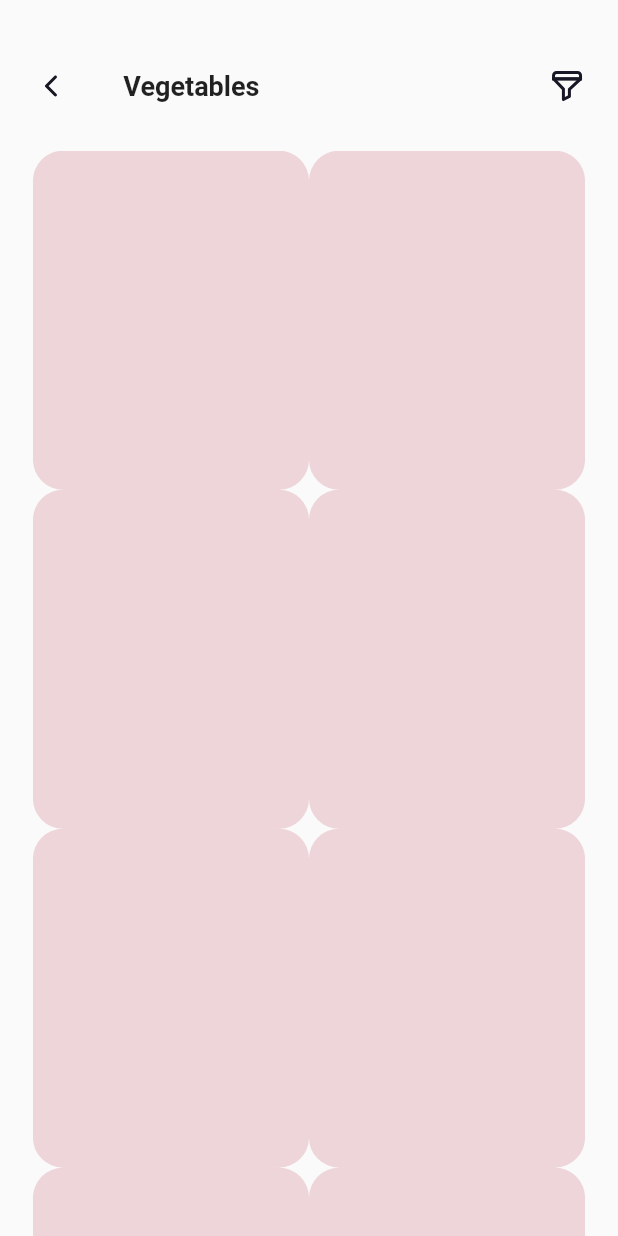
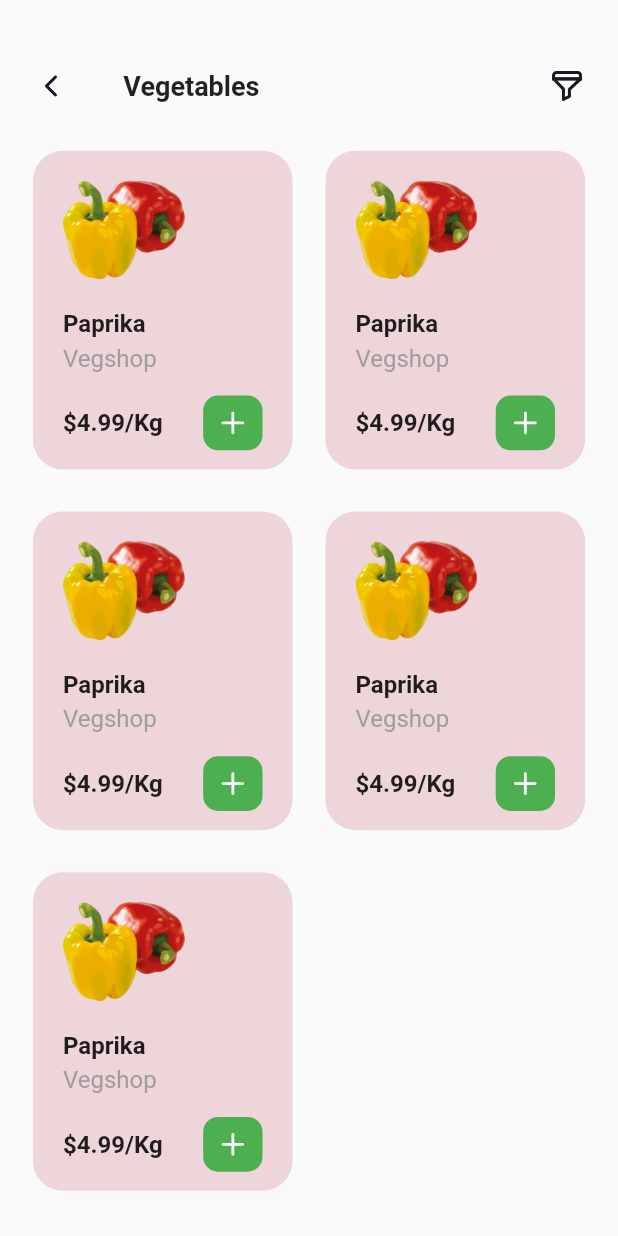
Before and after one commit to AbduraxmonAbdugafurovv/Organico_App, a Flutter app: the HomeSreen screen opened directly, after a tap on "See all", on a phone screen of 412 x 824 dp. Run offline on Flutter 3.47's test engine with Material 2 defaults, Android fonts, the phone set to English and light mode, and no system bars; our stand-ins replace bloc, connectivity_plus, flutter_bloc, flutter_screenutil, flutter_svg.

Commit message:
vegetables

```diff
--- a/lib/main.dart
+++ b/lib/main.dart
@@ -32,7 +32,7 @@ class MyApp extends StatelessWidget {
           theme: ThemeData(
             primarySwatch: Colors.blue,
           ),
-          initialRoute: "bottom_navigation",
+          initialRoute: "explore",
           onGenerateRoute: MyRoutes.instance.onGenerateRoute,
           navigatorKey: NavigationService.instance.navigatorKey,
         );
--- a/lib/routes/routes.dart
+++ b/lib/routes/routes.dart
@@ -6,6 +6,7 @@ import 'package:organico/screens/auth/view/sign_in_page.dart';
 import 'package:organico/screens/auth/view/sign_up.dart';
 import 'package:organico/screens/auth/view/splash_page.dart';
 import 'package:organico/screens/home/view/bottom_navigation.dart';
+import 'package:organico/screens/home/view/explore/explore.dart';
 import 'package:organico/screens/home/view/home/coupon_page.dart';
 import 'package:organico/screens/home/view/home/info_page.dart';
 import 'package:organico/screens/home/view/home/vegetables_page.dart';
@@ -37,6 +38,8 @@ class MyRoutes {
         return route(const CouponPage());
       case "vegetables":
         return route(const VegetablesPage());
+      case "explore":
+        return route(const ExplorePage());
     }
     return null;
   }
--- /dev/null
+++ b/lib/screens/home/view/explore/explore.dart
@@ -0,0 +1,33 @@
+import 'package:flutter/material.dart';
+import 'package:flutter/src/foundation/key.dart';
+import 'package:flutter/src/widgets/framework.dart';
+import 'package:flutter_svg/svg.dart';
+import 'package:organico/core/constant/constant.dart';
+
+class ExplorePage extends StatefulWidget {
+  const ExplorePage({Key? key}) : super(key: key);
+
+  @override
+  State<ExplorePage> createState() => _ExplorePageState();
+}
+
+class _ExplorePageState extends State<ExplorePage> {
+  @override
+  Widget build(BuildContext context) {
+    return Scaffold(
+      body: Padding(
+        padding: const EdgeInsets.symmetric(horizontal: 20),
+        child: Column(
+          children: [
+            Row(
+              children: [
+                Text("Explore",style: TextStyle(fontSize: FontConst.mediumFont+2,fontWeight: FontWeight.w700)),
+                SvgPicture.asset("assets/icons/filter.svg"),
+              ],
+            )
+          ],
+        ),
+      ),
+    );
+  }
+}
--- a/lib/screens/home/view/home/home_screen.dart
+++ b/lib/screens/home/view/home/home_screen.dart
@@ -43,7 +43,7 @@ class _HomeSreenState extends State<HomeSreen> {
                       borderRadius: BorderRadius.circular(100),
                     )),
               ),
-              SizedBox(height: ScreenUtil().setHeight(45)),
+              SizedBox(height: ScreenUtil().setHeight(35)),
               InkWell(
                   child: ListTile(
                     contentPadding: const EdgeInsets.all(0),
@@ -55,29 +55,8 @@ class _HomeSreenState extends State<HomeSreen> {
                   onTap: () {
                     NavigationService.instance.pushNamed("coupon_page");
                   }),
-              SizedBox(
-                height: ScreenUtil().setHeight(25),
-              ),
-              Row(
-                mainAxisAlignment: MainAxisAlignment.spaceBetween,
-                children: [
-                  Text("Choose Category",
-                      style: TextStyle(
-                          fontSize: FontConst.mediumFont + 2,
-                          fontWeight: FontWeight.w700)),
-                  InkWell(
-                    child: Text(
-                      "See all",
-                      style: TextStyle(
-                          color: ColorConst.darkGrey,
-                          fontWeight: FontWeight.w400),
-                    ),
-                    onTap: () {
-                      NavigationService.instance.pushNamed("vegetables");
-                    }
-                  )
-                ],
-              ),
+              SizedBox(height: ScreenUtil().setHeight(25)),
+              beforeListCategoryHomeScreen("Choose Category", "vegetables"),
               SizedBox(height: ScreenUtil().setHeight(16)),
               SizedBox(
                 height: ScreenUtil().setHeight(134),
@@ -108,11 +87,107 @@ class _HomeSreenState extends State<HomeSreen> {
                       );
                     }),
               ),
-              // Text("Best selling ")
+              SizedBox(height: ScreenUtil().setHeight(48)),
+              beforeListCategoryHomeScreen("Best Selling", ""),
+              SizedBox(height: ScreenUtil().setHeight(16)),
+              SizedBox(
+                height: ScreenUtil().setHeight(242),
+                child: ListView.builder(
+                    scrollDirection: Axis.horizontal,
+                    itemBuilder: (context, index) {
+                      return Container(
+                        margin: EdgeInsets.symmetric(
+                            horizontal: ScreenUtil().setWidth(6)),
+                        height: ScreenUtil().setHeight(242),
+                        width: ScreenUtil().setHeight(196),
+                        decoration: BoxDecoration(
+                            color: ColorConst.purpleAccent,
+                            borderRadius: BorderRadius.circular(20)),
+                        child: Padding(
+                          padding: const EdgeInsets.all(20.0),
+                          child: Column(
+                            crossAxisAlignment: CrossAxisAlignment.start,
+                            children: [
+                              SizedBox(
+                                  width: ScreenUtil().setHeight(80),
+                                  child:
+                                      Image.asset("assets/images/veget.png")),
+                              SizedBox(height: ScreenUtil().setHeight(20)),
+                              SizedBox(height: ScreenUtil().setHeight(10)),
+                              nameThing("Paprika"),
+                              SizedBox(height: ScreenUtil().setHeight(5)),
+                              marketName("Vegshop"),
+                              SizedBox(height: ScreenUtil().setHeight(24)),
+                              Row(
+                                mainAxisAlignment:
+                                    MainAxisAlignment.spaceBetween,
+                                children: [
+                                  priceThing("\$4.99/Kg"),
+                                  Container(
+                                    height: ScreenUtil().setHeight(36),
+                                    width: ScreenUtil().setWidth(36),
+                                    decoration: BoxDecoration(
+                                        borderRadius: BorderRadius.circular(10),
+                                        color: ColorConst.green),
+                                    child: Padding(
+                                      padding: const EdgeInsets.all(7.0),
+                                      child: SvgPicture.asset(
+                                          "assets/icons/plus.svg"),
+                                    ),
+                                  )
+                                ],
+                              )
+                            ],
+                          ),
+                        ),
+                      );
+                    }),
+              )
             ],
           ),
         ),
       ),
     );
   }
+
+  Text marketName(text) {
+    return Text(text,
+        style: TextStyle(
+            fontSize: FontConst.mediumFont,
+            color: ColorConst.grey,
+            fontWeight: FontWeight.w400));
+  }
+
+  Text priceThing(text) {
+    return Text(text,
+        style: TextStyle(
+            fontSize: FontConst.mediumFont, fontWeight: FontWeight.w600));
+  }
+
+  Text nameThing(text) {
+    return Text(text,
+        style: TextStyle(
+            fontSize: FontConst.mediumFont, fontWeight: FontWeight.w600));
+  }
+
+  Row beforeListCategoryHomeScreen(text, route) {
+    return Row(
+      mainAxisAlignment: MainAxisAlignment.spaceBetween,
+      children: [
+        Text(text,
+            style: TextStyle(
+                fontSize: FontConst.mediumFont + 2,
+                fontWeight: FontWeight.w700)),
+        InkWell(
+            child: Text(
+              "See all",
+              style: TextStyle(
+                  color: ColorConst.darkGrey, fontWeight: FontWeight.w400),
+            ),
+            onTap: () {
+              NavigationService.instance.pushNamed(route);
+            })
+      ],
+    );
+  }
 }
--- a/lib/screens/home/view/home/vegetables_page.dart
+++ b/lib/screens/home/view/home/vegetables_page.dart
@@ -1,6 +1,7 @@
 import 'package:flutter/material.dart';
 import 'package:flutter_screenutil/flutter_screenutil.dart';
 import 'package:flutter_svg/svg.dart';
+import 'package:organico/core/components/home/plus_minus_buttons.dart';
 import 'package:organico/core/components/sign/back_and_title.dart';
 import 'package:organico/core/constant/constant.dart';
 
@@ -31,14 +32,61 @@ class _VegetablesPageState extends State<VegetablesPage> {
             Expanded(
               child: GridView.builder(
                 gridDelegate: SliverGridDelegateWithFixedCrossAxisCount(
-                    childAspectRatio:
-                        ScreenUtil().setWidth(176)/ScreenUtil().setHeight(234) ,
+                    childAspectRatio: ScreenUtil().setWidth(176) /
+                        ScreenUtil().setHeight(234),
+                    mainAxisSpacing: 28,
+                    crossAxisSpacing: 22,
                     crossAxisCount: 2),
+                itemCount: 5,
                 itemBuilder: (context, index) {
                   return Container(
                     decoration: BoxDecoration(
                       color: ColorConst.purpleAccent,
                       borderRadius: BorderRadius.circular(20),
+                    ),
+                    child: Padding(
+                      padding: const EdgeInsets.all(20.0),
+                      child: Column(
+                        crossAxisAlignment: CrossAxisAlignment.start,
+                        children: [
+                          SizedBox(
+                              width: ScreenUtil().setHeight(80),
+                              child: Image.asset("assets/images/veget.png")),
+                          SizedBox(height: ScreenUtil().setHeight(20)),
+                          Text("Paprika",
+                              style: TextStyle(
+                                  fontSize: FontConst.mediumFont,
+                                  fontWeight: FontWeight.w600)),
+                          SizedBox(height: ScreenUtil().setHeight(4)),
+                          Text("Vegshop",
+                              style: TextStyle(
+                                  fontSize: FontConst.mediumFont,
+                                  color: ColorConst.grey,
+                                  fontWeight: FontWeight.w400)),
+                          SizedBox(height: ScreenUtil().setHeight(15)),
+                          Row(
+                            mainAxisAlignment: MainAxisAlignment.spaceBetween,
+                            children: [
+                              Text("\$4.99/Kg",
+                                  style: TextStyle(
+                                      fontSize: FontConst.mediumFont,
+                                      fontWeight: FontWeight.w600)),
+                              Container(
+                                height: ScreenUtil().setHeight(36),
+                                width: ScreenUtil().setWidth(36),
+                                decoration: BoxDecoration(
+                                    borderRadius: BorderRadius.circular(10),
+                                    color: ColorConst.green),
+                                child: Padding(
+                                  padding: const EdgeInsets.all(7.0),
+                                  child:
+                                      SvgPicture.asset("assets/icons/plus.svg"),
+                                ),
+                              )
+                            ],
+                          )
+                        ],
+                      ),
                     ),
                   );
                 },
--- /dev/null
+++ b/lib/screens/home/view/home/wishlist.dart
@@ -0,0 +1,53 @@
+import 'package:flutter/material.dart';
+import 'package:flutter/src/foundation/key.dart';
+import 'package:flutter/src/widgets/framework.dart';
+import 'package:flutter_screenutil/flutter_screenutil.dart';
+import 'package:organico/core/components/sign/back_and_title.dart';
+import 'package:organico/core/constant/constant.dart';
+
+class WishList extends StatefulWidget {
+  const WishList({Key? key}) : super(key: key);
+
+  @override
+  State<WishList> createState() => _WishListState();
+}
+
+class _WishListState extends State<WishList> {
+  @override
+  Widget build(BuildContext context) {
+    return Scaffold(
+      body: Padding(
+        padding: const EdgeInsets.symmetric(horizontal: 20),
+        child: Column(
+          children: [
+            SizedBox(height: ScreenUtil().setHeight(24)),
+            backAndTitleMethod("My Wishlist"),
+            SizedBox(height: ScreenUtil().setHeight(28)),
+            Expanded(
+              child: GridView.builder(
+                gridDelegate: const SliverGridDelegateWithFixedCrossAxisCount(
+                    crossAxisCount: 2),
+                itemBuilder: (context, index) {
+                  return Container(
+                    width: ScreenUtil().setWidth(180),
+                    height: ScreenUtil().setHeight(180),
+                    decoration: BoxDecoration(
+                        color: ColorConst.purpleAccent,
+                        borderRadius: BorderRadius.circular(20)),
+                    child: Column(
+                      children: [
+                        Row(
+                          children: [Image.asset("assets/images/paprika.png")],
+                        )
+                      ],
+                    ),
+                  );
+                },
+              ),
+            ),
+          ],
+        ),
+      ),
+    );
+  }
+}
```
